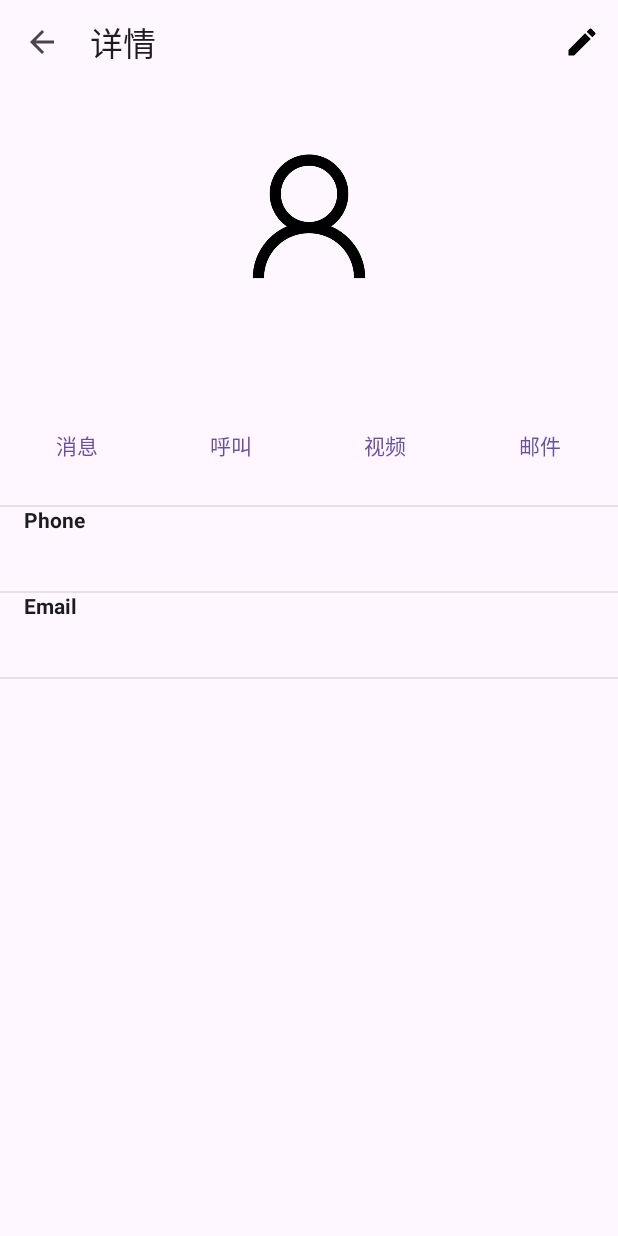
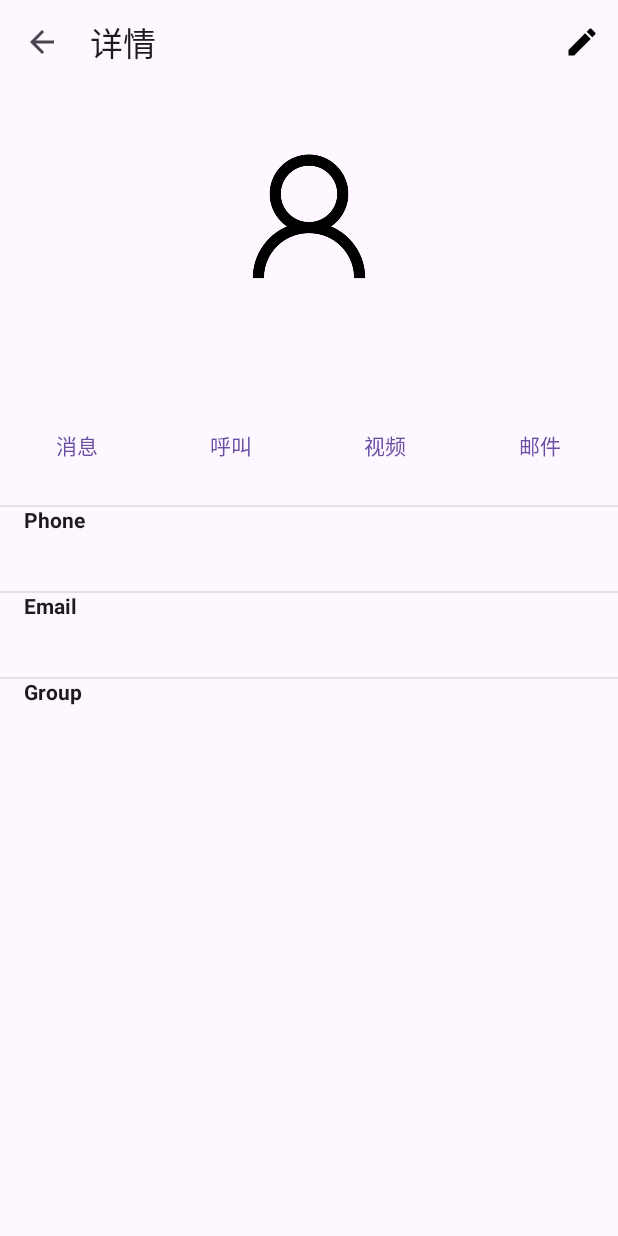
Before and after one commit to MakeLuvHell/Contact_OutSourcing, an Android app: the ContactDetailActivity screen opened directly, with no data from a screen before it, on a phone screen of 412 x 824 dp. Run offline under Robolectric (Android 15) with nearby library versions, the phone set to English and light mode, and no system bars.

Commit message:
详情页和编辑页分组显示

```diff
--- a/app/src/main/java/com/example/contacts/activity/ContactDetailActivity.java
+++ b/app/src/main/java/com/example/contacts/activity/ContactDetailActivity.java
@@ -22,7 +22,7 @@ import java.util.Objects;
 
 public class ContactDetailActivity extends AppCompatActivity {
     private ImageView contactImageView;
-    private TextView nameTextView, phoneTextView, emailTextView;
+    private TextView nameTextView, phoneTextView, emailTextView, groupTextView;
     private Contact contact;
 
     @Override
@@ -35,6 +35,7 @@ public class ContactDetailActivity extends AppCompatActivity {
         nameTextView = findViewById(R.id.name_text);
         phoneTextView = findViewById(R.id.phone_text);
         emailTextView = findViewById(R.id.email_text);
+        groupTextView = findViewById(R.id.group_text);
 
         // 获取联系人ID并加载详细信息
         int contactId = getIntent().getIntExtra("CONTACT_ID", -1);
@@ -47,6 +48,7 @@ public class ContactDetailActivity extends AppCompatActivity {
                     nameTextView.setText(contact.getName());
                     phoneTextView.setText(contact.getPhone());
                     emailTextView.setText(contact.getEmail());
+                    groupTextView.setText(contact.getGroup());
                 }
                 if (contact.getPhotoUri() != null) {
                     Glide.with(this)
--- a/app/src/main/java/com/example/contacts/database/ContactDatabase.java
+++ b/app/src/main/java/com/example/contacts/database/ContactDatabase.java
@@ -11,7 +11,7 @@ import com.example.contacts.dao.GroupDao;
 import com.example.contacts.model.Contact;
 import com.example.contacts.model.Group;
 
-@Database(entities = {Contact.class, Group.class}, version = 3, exportSchema = false)
+@Database(entities = {Contact.class, Group.class}, version = 4, exportSchema = false)
 public abstract class ContactDatabase extends RoomDatabase {
     private static volatile ContactDatabase instance;
     public abstract ContactDao contactDao();
--- a/app/src/main/res/layout/activity_contact_detail.xml
+++ b/app/src/main/res/layout/activity_contact_detail.xml
@@ -161,4 +161,28 @@
         android:alpha="0.1"
         app:layout_constraintTop_toBottomOf="@+id/email_text" />
 
+    <TextView
+        android:id="@+id/group_label"
+        android:layout_width="wrap_content"
+        android:layout_height="wrap_content"
+        android:layout_marginTop="16dp"
+        android:text="Group"
+        android:textColor="?attr/colorOnSurface"
+        android:textSize="14sp"
+        android:textStyle="bold"
+        app:layout_constraintStart_toStartOf="parent"
+        app:layout_constraintTop_toBottomOf="@+id/email_text"
+        android:layout_marginStart="16dp" />
+
+    <TextView
+        android:id="@+id/group_text"
+        android:layout_width="wrap_content"
+        android:layout_height="wrap_content"
+        android:textColor="?attr/colorPrimary"
+        android:textSize="16sp"
+        app:layout_constraintStart_toStartOf="parent"
+        app:layout_constraintTop_toBottomOf="@+id/group_label"
+        android:layout_marginStart="16dp"
+        tools:text="Friends" />
+
 </androidx.constraintlayout.widget.ConstraintLayout>
```
Also changed, not shown: app/src/main/java/com/example/contacts/activity/ContactEditActivity.java (+47 -1 lines), app/src/main/java/com/example/contacts/adapter/ContactAdapter.java (+4 -17 lines), app/src/main/java/com/example/contacts/model/Contact.java (+13 -2 lines), app/src/main/res/layout/activity_contact_edit.xml (+12 -0 lines).
